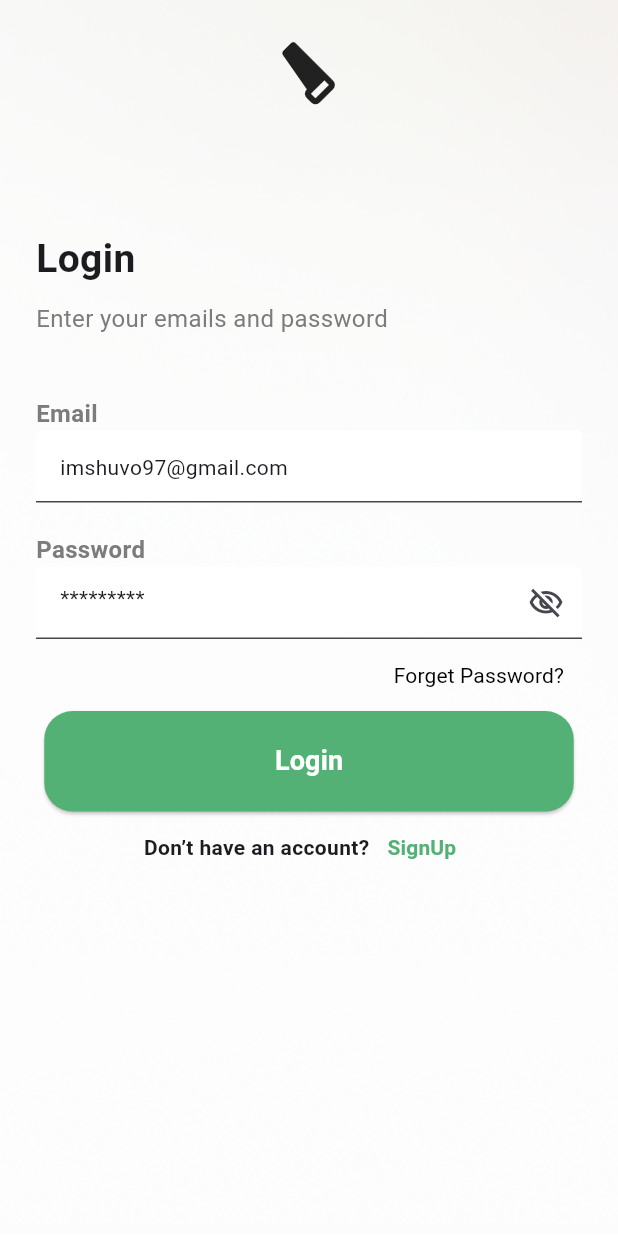
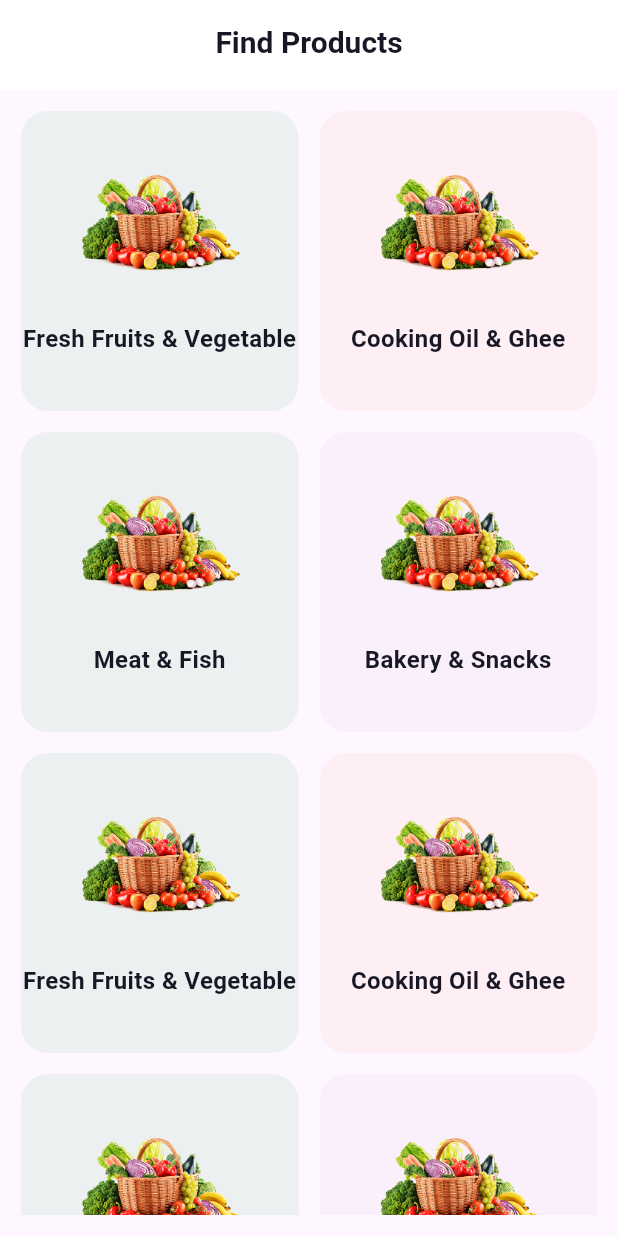
Before and after one commit to AbRehman536/batch_2_flutter, a Flutter app: the screen it shows after launch, on a phone screen of 412 x 824 dp. Run offline on Flutter 3.47's test engine with Material 3 defaults, Android fonts, the phone set to English and light mode, and no system bars; our stand-ins replace device_preview.

Commit message:
Explore Screen Done

```diff
--- a/lib/constants/app_assets.dart
+++ b/lib/constants/app_assets.dart
@@ -5,5 +5,6 @@ class AppAssets {
   static String onBoarding = "assets/images/onBoarding.png";
   static String carrotImage = "assets/images/carrot.png";
   static String backgroundImage = "assets/images/background.png";
+  static String product1Image = "assets/images/product1.png";
   ///Icons
 }
--- a/lib/main.dart
+++ b/lib/main.dart
@@ -1,126 +1,41 @@
+
 import 'package:batch_2/screens/auth_screens/login_screen.dart';
+import 'package:batch_2/screens/home_screens/explore.dart';
 import 'package:batch_2/screens/start_screens/on_Boarding.dart';
 import 'package:batch_2/screens/start_screens/splash_screen.dart';
 import 'package:flutter/material.dart';
-import 'package:flutter/cupertino.dart';
+import 'package:device_preview/device_preview.dart';
 
 void main() {
-  runApp(const MyApp());
+  runApp(
+    DevicePreview(
+      enabled: true,
+      builder: (context) => const MyApp(),
+    ),
+  );
 }
 
 class MyApp extends StatelessWidget {
   const MyApp({super.key});
 
-  // This widget is the root of your application.
   @override
   Widget build(BuildContext context) {
     return MaterialApp(
       title: 'Flutter Demo',
+
+      // Device Preview configuration
+      useInheritedMediaQuery: true,
+      locale: DevicePreview.locale(context),
+      builder: DevicePreview.appBuilder,
+
       theme: ThemeData(
-        // This is the theme of your application.
-        //
-        // TRY THIS: Try running your application with "flutter run". You'll see
-        // the application has a purple toolbar. Then, without quitting the app,
-        // try changing the seedColor in the colorScheme below to Colors.green
-        // and then invoke "hot reload" (save your changes or press the "hot
-        // reload" button in a Flutter-supported IDE, or press "r" if you used
-        // the command line to start the app).
-        //
-        // Notice that the counter didn't reset back to zero; the application
-        // state is not lost during the reload. To reset the state, use hot
-        // restart instead.
-        //
-        // This works for code too, not just values: Most code changes can be
-        // tested with just a hot reload.
-        colorScheme: .fromSeed(seedColor: Colors.deepPurple),
+        colorScheme: ColorScheme.fromSeed(
+          seedColor: Colors.deepPurple,
+        ),
+        useMaterial3: true,
       ),
-      home: LoginScreen()
+
+      home: ExploreScreen(),
     );
   }
 }
-
-class MyHomePage extends StatefulWidget {
-  const MyHomePage({super.key, required this.title});
-
-  // This widget is the home page of your application. It is stateful, meaning
-  // that it has a State object (defined below) that contains fields that affect
-  // how it looks.
-
-  // This class is the configuration for the state. It holds the values (in this
-  // case the title) provided by the parent (in this case the App widget) and
-  // used by the build method of the State. Fields in a Widget subclass are
-  // always marked "final".
-
-  final String title;
-
-  @override
-  State<MyHomePage> createState() => _MyHomePageState();
-}
-
-class _MyHomePageState extends State<MyHomePage> {
-  int _counter = 0;
-
-  void _incrementCounter() {
-    setState(() {
-      // This call to setState tells the Flutter framework that something has
-      // changed in this State, which causes it to rerun the build method below
-      // so that the display can reflect the updated values. If we changed
-      // _counter without calling setState(), then the build method would not be
-      // called again, and so nothing would appear to happen.
-      _counter++;
-    });
-  }
-
-  @override
-  Widget build(BuildContext context) {
-    // This method is rerun every time setState is called, for instance as done
-    // by the _incrementCounter method above.
-    //
-    // The Flutter framework has been optimized to make rerunning build methods
-    // fast, so that you can just rebuild anything that needs updating rather
-    // than having to individually change instances of widgets.
-    return Scaffold(
-      appBar: AppBar(
-        // TRY THIS: Try changing the color here to a specific color (to
-        // Colors.amber, perhaps?) and trigger a hot reload to see the AppBar
-        // change color while the other colors stay the same.
-        backgroundColor: Theme.of(context).colorScheme.inversePrimary,
-        // Here we take the value from the MyHomePage object that was created by
-        // the App.build method, and use it to set our appbar title.
-        title: Text(widget.title),
-      ),
-      body: Center(
-        // Center is a layout widget. It takes a single child and positions it
-        // in the middle of the parent.
-        child: Column(
-          // Column is also a layout widget. It takes a list of children and
-          // arranges them vertically. By default, it sizes itself to fit its
-          // children horizontally, and tries to be as tall as its parent.
-          //
-          // Column has various properties to control how it sizes itself and
-          // how it positions its children. Here we use mainAxisAlignment to
-          // center the children vertically; the main axis here is the vertical
-          // axis because Columns are vertical (the cross axis would be
-          // horizontal).
-          //
-          // TRY THIS: Invoke "debug painting" (choose the "Toggle Debug Paint"
-          // action in the IDE, or press "p" in the console), to see the
-          // wireframe for each widget.
-          mainAxisAlignment: .center,
-          children: [
-            const Text('You have pushed the button this many times:'),
-            Text(
-              '$_counter',
-              style: Theme.of(context).textTheme.headlineMedium,
-            ),
-          ],
-        ),
-      ),
-      floatingActionButton: FloatingActionButton(
-        onPressed: _incrementCounter,
-        tooltip: 'Increment',
-        child: const Icon(Icons.add),
-      ),
-    );
-  }
-}
--- /dev/null
+++ b/lib/models/product_model.dart
@@ -0,0 +1,9 @@
+import 'dart:ui';
+
+class ProductModel {
+  final String image;
+  final String title;
+  final Color color;
+   ProductModel({
+     required this.image, required this.title, required this.color});
+}
--- /dev/null
+++ b/lib/screens/home_screens/explore.dart
@@ -0,0 +1,99 @@
+import 'package:batch_2/constants/app_assets.dart';
+import 'package:batch_2/models/product_model.dart';
+import 'package:batch_2/utils/widgets/custom_appBar.dart';
+import 'package:flutter/material.dart';
+
+class ExploreScreen extends StatefulWidget {
+  const ExploreScreen({super.key});
+
+  @override
+  State<ExploreScreen> createState() => _ExploreScreenState();
+}
+
+class _ExploreScreenState extends State<ExploreScreen> {
+  List<ProductModel> productList = [
+    ProductModel(
+        image: AppAssets.product1Image,
+        title: "Fresh Fruits & Vegetable",
+        color: Color(0xff53B175).withOpacity(0.1)),
+    ProductModel(
+        image: AppAssets.product1Image,
+        title: "Cooking Oil & Ghee",
+        color: Color(0xffF7A593).withOpacity(0.1)),
+    ProductModel(
+        image: AppAssets.product1Image,
+        title: "Meat & Fish",
+        color: Color(0xff53B175).withOpacity(0.1)),
+    ProductModel(
+        image: AppAssets.product1Image,
+        title: "Bakery & Snacks",
+        color: Color(0xffD3B0E0).withOpacity(0.1)),
+    ProductModel(
+        image: AppAssets.product1Image,
+        title: "Fresh Fruits & Vegetable",
+        color: Color(0xff53B175).withOpacity(0.1)),
+    ProductModel(
+        image: AppAssets.product1Image,
+        title: "Cooking Oil & Ghee",
+        color: Color(0xffF7A593).withOpacity(0.1)),
+    ProductModel(
+        image: AppAssets.product1Image,
+        title: "Meat & Fish",
+        color: Color(0xff53B175).withOpacity(0.1)),
+    ProductModel(
+        image: AppAssets.product1Image,
+        title: "Bakery & Snacks",
+        color: Color(0xffD3B0E0).withOpacity(0.1)),
+  ];
+  @override
+  Widget build(BuildContext context) {
+    return Scaffold(
+      appBar: PreferredSize(
+          preferredSize: Size.fromHeight(60),
+          child: CustomAppbar(
+              title: "Find Products"
+          )),
+      body: Padding(
+        padding: const EdgeInsets.all(14.0),
+        child: Column(
+          children: [
+            Expanded(
+              child: GridView.builder(
+                  gridDelegate: SliverGridDelegateWithFixedCrossAxisCount(
+                      crossAxisCount: 2,
+                      mainAxisSpacing: 14,
+                    crossAxisSpacing: 14,
+                    mainAxisExtent: 200,
+                  ),
+                itemCount: productList.length,
+                itemBuilder: (BuildContext context, int index) {
+                    return Container(
+                      decoration: BoxDecoration(
+                        borderRadius: .circular(18),
+                        color: productList[index].color
+                      ),
+                      child:  Column(
+                        mainAxisAlignment: MainAxisAlignment.center,
+                        children: [
+                          Image.asset(productList[index].image.toString(),
+                          width: 111,height: 74,),
+                          SizedBox(height: 30,),
+                          Text(productList[index].title.toString(),
+                          textAlign: TextAlign.center,
+                          style: TextStyle(
+                            fontSize: 16,
+                            fontWeight: FontWeight.w600,
+                            color: Color(0xff181725)
+                          ),)
+                        ],
+                      ),
+                    );
+                },
+                  ),
+            )
+          ],
+        ),
+      ),
+    );
+  }
+}
--- /dev/null
+++ b/lib/utils/widgets/custom_appBar.dart
@@ -0,0 +1,30 @@
+import 'package:batch_2/constants/app_colors.dart';
+import 'package:flutter/material.dart';
+
+class CustomAppbar extends StatelessWidget {
+  final Widget? leading;
+  final String title;
+  final Widget? icon;
+  const CustomAppbar({
+    super.key,
+    this.leading,
+    required this.title,
+    this.icon});
+
+  @override
+  Widget build(BuildContext context) {
+    return AppBar(
+      backgroundColor: AppColors.secondaryColor,
+      leading: leading,
+      centerTitle: true,
+      title: Text(title,style: TextStyle(
+        fontWeight: FontWeight.w600,
+        fontSize: 20,
+        color: Color(0xff181725)
+      ),),
+      actions: [
+        ?icon
+      ],
+    );
+  }
+}
--- a/pubspec.yaml
+++ b/pubspec.yaml
@@ -30,6 +30,8 @@ environment:
 dependencies:
   flutter:
     sdk: flutter
+
+  device_preview: ^1.2.0
 
   # The following adds the Cupertino Icons font to your application.
   # Use with the CupertinoIcons class for iOS style icons.
```
Also changed, not shown: assets/images/product1.png (added), pubspec.lock.
